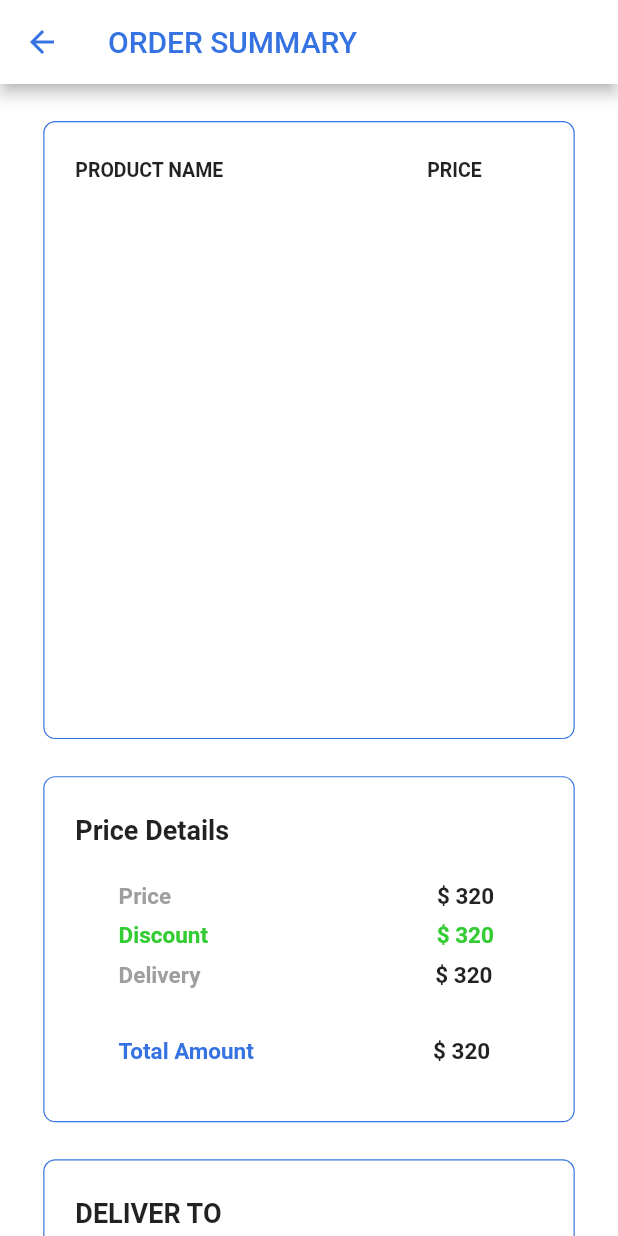
After one commit to SinjinxJohn/Expresso, a Flutter app: the OrderSum screen opened by its route, on a phone screen of 412 x 824 dp. The commit adds this screen. Run offline on Flutter 3.47's test engine with Material 2 defaults, Android fonts, the phone set to English and light mode, and no system bars; our stand-ins replace get, smooth_page_indicator.

Commit message:
added delivery summary page

```diff
--- a/expresso/lib/homescreens/homepage.dart
+++ b/expresso/lib/homescreens/homepage.dart
@@ -16,21 +16,17 @@ class _HomePageState extends State<HomePage> {
     return SafeArea(
       child: Scaffold(
         appBar: AppBar(
-          iconTheme:const IconThemeData(
-            color: Color.fromRGBO(54, 115, 226, 1)
-          ),
-
+          iconTheme:
+              const IconThemeData(color: Color.fromRGBO(54, 115, 226, 1)),
           backgroundColor: Colors.white,
           actions: [
             Padding(
-              padding:  const EdgeInsets.only(right:7),
+              padding: const EdgeInsets.only(right: 7),
               child: GestureDetector(
-                onTap: (){
+                onTap: () {
                   Navigator.pushNamed(context, '/profile');
-
                 },
                 child: Image.asset(
-
                   "assets/account.png",
                   height: 33.67,
                   width: 33.67,
@@ -42,23 +38,20 @@ class _HomePageState extends State<HomePage> {
         ),
         drawer: Drawer(
             backgroundColor: kPrimaryColor,
-
             child: ListView(
 
                 // Important: Remove any padding from the ListView.
                 padding: EdgeInsets.zero,
-
                 children: [
                   DrawerHeader(
-                  decoration:const BoxDecoration(
+                    decoration: const BoxDecoration(
                       color: Color.fromRGBO(54, 115, 226, 1),
                     ),
                     child: Center(
-                    child:  Image.asset(
-
+                      child: Image.asset(
                         "assets/account.png",
-                          height: screenHeight*0.1,
-                          width: screenWidth*0.2,
+                        height: screenHeight * 0.1,
+                        width: screenWidth * 0.2,
                         color: Colors.white,
                       ),
                     ),
@@ -83,40 +76,54 @@ class _HomePageState extends State<HomePage> {
                   // ),
 
                   Padding(
-                  padding:  EdgeInsets.only(left:screenWidth*0.101),
+                    padding: EdgeInsets.only(left: screenWidth * 0.101),
                     child: ListTile(
-
-                    title: const Text('CONSUMER',style: TextStyle(fontSize: 20,fontWeight: FontWeight.w700,color: kButtonTextColor),),
+                      title: const Text(
+                        'CONSUMER',
+                        style: TextStyle(
+                            fontSize: 20,
+                            fontWeight: FontWeight.w700,
+                            color: kButtonTextColor),
+                      ),
                       onTap: () {
                         Navigator.pop(context);
                       },
                     ),
                   ),
                   Padding(
-                  padding:  EdgeInsets.only(left:screenWidth*0.101),
+                    padding: EdgeInsets.only(left: screenWidth * 0.101),
                     child: ListTile(
-
-                    title: const Text('SHIPPER',style: TextStyle(fontSize: 20,fontWeight: FontWeight.w700,color: kButtonTextColor)),
+                      title: const Text('SHIPPER',
+                          style: TextStyle(
+                              fontSize: 20,
+                              fontWeight: FontWeight.w700,
+                              color: kButtonTextColor)),
                       onTap: () {
                         Navigator.pop(context);
                       },
                     ),
                   ),
                   Padding(
-                  padding:  EdgeInsets.only(left:screenWidth*0.101),
+                    padding: EdgeInsets.only(left: screenWidth * 0.101),
                     child: ListTile(
-
-                    title: const Text('ABOUT',style: TextStyle(fontSize: 20,fontWeight: FontWeight.w700,color: kButtonTextColor)),
+                      title: const Text('ABOUT',
+                          style: TextStyle(
+                              fontSize: 20,
+                              fontWeight: FontWeight.w700,
+                              color: kButtonTextColor)),
                       onTap: () {
                         Navigator.pop(context);
                       },
                     ),
                   ),
                   Padding(
-                  padding:  EdgeInsets.only(left:screenWidth*0.101),
+                    padding: EdgeInsets.only(left: screenWidth * 0.101),
                     child: ListTile(
-
-                    title: const Text('CONTACT US',style: TextStyle(fontSize: 20,fontWeight: FontWeight.w700,color: kButtonTextColor)),
+                      title: const Text('CONTACT US',
+                          style: TextStyle(
+                              fontSize: 20,
+                              fontWeight: FontWeight.w700,
+                              color: kButtonTextColor)),
                       onTap: () {
                         Navigator.pop(context);
                       },
@@ -151,23 +158,28 @@ class _HomePageState extends State<HomePage> {
             //     ),
             //   ],
             // ),
-            Padding(
+            GestureDetector(
+              onTap: () {
+                Navigator.pushNamed(context, "/ordersum");
+              },
+              child: Padding(
                 padding: EdgeInsets.only(
                     top: screenHeight * 0.03,
                     left: screenWidth * 0.07,
                     right: screenWidth * 0.07),
                 child: Container(
-                height: screenHeight * 0.8,
+                  height: screenHeight * 0.83,
                   width: screenWidth * 1.46,
                   decoration: BoxDecoration(
-                    border: Border.all(color: Colors.black, width: 0),
+                      border: Border.all(color: kPrimaryColor, width: 0.5),
                       borderRadius: BorderRadius.circular(8)),
                   child: Column(
                     crossAxisAlignment: CrossAxisAlignment.start,
                     children: [
                       Padding(
                         padding: EdgeInsets.only(
-                          left: screenWidth * 0.02, top: screenHeight * 0.009),
+                            left: screenWidth * 0.02,
+                            top: screenHeight * 0.009),
                         child: const Text(
                           "ORDER DETAILS",
                           style: TextStyle(
@@ -216,9 +228,7 @@ class _HomePageState extends State<HomePage> {
                             right: screenWidth * 0.08,
                             bottom: screenHeight * 0.019),
                         child: GestureDetector(
-                        onTap: () {
-
-                        },
+                          onTap: () {},
                           child: Container(
                             decoration: BoxDecoration(
                                 color: const Color.fromRGBO(54, 115, 226, 1),
@@ -240,6 +250,7 @@ class _HomePageState extends State<HomePage> {
                   ),
                 ),
               ),
+            ),
           ],
         ),
       ),
--- /dev/null
+++ b/expresso/lib/homescreens/ordersummary.dart
@@ -0,0 +1,374 @@
+import 'package:flutter/cupertino.dart';
+import 'package:flutter/material.dart';
+import 'package:flutter/src/widgets/framework.dart';
+import 'package:flutter/src/widgets/placeholder.dart';
+
+import '../config/palette.dart';
+
+class OrderSum extends StatefulWidget {
+  const OrderSum({super.key});
+
+  @override
+  State<OrderSum> createState() => _OrderSumState();
+}
+
+class _OrderSumState extends State<OrderSum> {
+  @override
+  Widget build(BuildContext context) {
+    double screenHeight = MediaQuery.of(context).size.height;
+    double screenWidth = MediaQuery.of(context).size.width;
+    return SafeArea(
+        child: Scaffold(
+            appBar: AppBar(
+              title: const Text(
+                "ORDER SUMMARY",
+                style: TextStyle(color: kPrimaryColor),
+              ),
+              iconTheme:
+                  const IconThemeData(color: Color.fromRGBO(54, 115, 226, 1)),
+              backgroundColor: Colors.white,
+            ),
+            body: SingleChildScrollView(
+                child: Column(
+                  crossAxisAlignment: CrossAxisAlignment.start,
+                  children: [
+              // Row(
+              //   children: [
+              //     Padding(
+              //       padding: EdgeInsets.only(
+              //           left: screenWidth * 0.027, top: screenHeight * 0.02),
+              //       child: IconButton(
+              //           onPressed: () {
+
+              //           },
+              //           icon: Image.asset(
+              //             "assets/menu.png",
+              //             color: kPrimaryColor,
+              //           )),
+              //     ),
+              //     Padding(
+              //       padding: EdgeInsets.only(
+              //           left: screenWidth * 0.70, top: screenHeight * 0.02),
+              //       child: IconButton(
+              //           onPressed: () {},
+              //           icon: Image.asset(
+              //             "assets/account.png",
+              //             color: kPrimaryColor,
+              //           )),
+              //     ),
+              //   ],
+              // ),
+              Padding(
+                padding: EdgeInsets.only(
+                    top: screenHeight * 0.03,
+                    left: screenWidth * 0.07,
+                    right: screenWidth * 0.07),
+                child: Container(
+                  height: screenHeight * 0.5,
+                  width: screenWidth * 1.46,
+                  decoration: BoxDecoration(
+                      border: Border.all(color: kPrimaryColor, width: 0.8),
+                      borderRadius: BorderRadius.circular(8)),
+                  child: Column(
+                    crossAxisAlignment: CrossAxisAlignment.start,
+                    children: [
+                      Row(
+                        children: [
+                          Padding(
+                            padding: EdgeInsets.only(
+                                left: screenWidth * 0.05,
+                                top: screenHeight * 0.03),
+                            child: const Text(
+                              "PRODUCT NAME",
+                              style: TextStyle(
+                                  fontSize: 13, fontWeight: FontWeight.w700),
+                            ),
+                          ),
+                          Padding(
+                            padding: EdgeInsets.only(
+                                left: screenWidth * 0.33,
+                                top: screenHeight * 0.03),
+                            child: const Text("PRICE",
+                                style: TextStyle(
+                                    fontSize: 13, fontWeight: FontWeight.w700)),
+                          )
+                        ],
+                      ),
+                      //add the product name and price here
+                    ],
+                  ),
+                ),
+              ),
+              Padding(
+                padding: EdgeInsets.only(
+                    top: screenHeight * 0.03,
+                    left: screenWidth * 0.07,
+                    right: screenWidth * 0.07),
+                child: Container(
+                  height: screenHeight * 0.28,
+                  width: screenWidth * 1.46,
+                  decoration: BoxDecoration(
+                      border: Border.all(color: kPrimaryColor, width: 0.8),
+                      borderRadius: BorderRadius.circular(8)),
+                  child: Column(
+                    crossAxisAlignment: CrossAxisAlignment.start,
+                    children: [
+                      Padding(
+                        padding: EdgeInsets.only(
+                            left: screenWidth * 0.05, top: screenHeight * 0.03),
+                        child: const Text(
+                          "Price Details",
+                          style: TextStyle(
+                              fontSize: 18, fontWeight: FontWeight.w700),
+                        ),
+                      ),
+                      Row(
+                        children: [
+                          Padding(
+                            padding: EdgeInsets.only(
+                                left: screenWidth * 0.12,
+                                top: screenHeight * 0.03),
+                            child: const Text(
+                              "Price",
+                              style: TextStyle(
+                                  color: Colors.grey,
+                                  fontSize: 15,
+                                  fontWeight: FontWeight.w700),
+                            ),
+                          ),
+                          Padding(
+                            padding: EdgeInsets.only(
+                                left: screenWidth * 0.43,
+                                top: screenHeight * 0.03),
+                            child: const Text("\$ 320",
+                                style: TextStyle(
+                                    fontSize: 15, fontWeight: FontWeight.w700)),
+                          )
+                        ],
+                      ),
+                      Row(
+                        children: [
+                          Padding(
+                            padding: EdgeInsets.only(
+                                left: screenWidth * 0.12,
+                                top: screenHeight * 0.01),
+                            child: const Text(
+                              "Discount",
+                              style: TextStyle(
+                                  color: kPriceColor,
+                                  fontSize: 15,
+                                  fontWeight: FontWeight.w700),
+                            ),
+                          ),
+                          Padding(
+                            padding: EdgeInsets.only(
+                                left: screenWidth * 0.37,
+                                top: screenHeight * 0.01),
+                            child: const Text("\$ 320",
+                                style: TextStyle(
+                                    color: kPriceColor,
+                                    fontSize: 15,
+                                    fontWeight: FontWeight.w700)),
+                          )
+                        ],
+                      ),
+                      Row(
+                        children: [
+                          Padding(
+                            padding: EdgeInsets.only(
+                                left: screenWidth * 0.12,
+                                top: screenHeight * 0.01),
+                            child: const Text(
+                              "Delivery",
+                              style: TextStyle(
+                                  color: Colors.grey,
+                                  fontSize: 15,
+                                  fontWeight: FontWeight.w700),
+                            ),
+                          ),
+                          Padding(
+                            padding: EdgeInsets.only(
+                                left: screenWidth * 0.38,
+                                top: screenHeight * 0.01),
+                            child: const Text("\$ 320",
+                                style: TextStyle(
+                                    fontSize: 15, fontWeight: FontWeight.w700)),
+                          )
+                        ],
+                      ),
+                      Row(
+                        children: [
+                          Padding(
+                            padding: EdgeInsets.only(
+                                left: screenWidth * 0.12,
+                                top: screenHeight * 0.04),
+                            child: const Text(
+                              "Total Amount",
+                              style: TextStyle(
+                                  color: kPrimaryColor,
+                                  fontSize: 15,
+                                  fontWeight: FontWeight.w700),
+                            ),
+                          ),
+                          Padding(
+                            padding: EdgeInsets.only(
+                                left: screenWidth * 0.29,
+                                top: screenHeight * 0.04),
+                            child: const Text("\$ 320",
+                                style: TextStyle(
+                                    fontSize: 15, fontWeight: FontWeight.w700)),
+                          )
+                        ],
+                      ),
+                      //add the product name and price here
+                    ],
+                  ),
+                ),
+              ),
+              Padding(
+                padding: EdgeInsets.only(
+                    top: screenHeight * 0.03,
+                    left: screenWidth * 0.07,
+                    right: screenWidth * 0.07),
+                child: Container(
+                  height: screenHeight * 0.23,
+                  width: screenWidth * 1.46,
+                  decoration: BoxDecoration(
+                      border: Border.all(color: kPrimaryColor, width: 0.8),
+                      borderRadius: BorderRadius.circular(8)),
+                  child: Column(
+                    crossAxisAlignment: CrossAxisAlignment.start,
+                    children: [
+                      Padding(
+                        padding: EdgeInsets.only(
+                            left: screenWidth * 0.05, top: screenHeight * 0.03),
+                        child: const Text(
+                          "DELIVER TO",
+                          style: TextStyle(
+                              fontSize: 18, fontWeight: FontWeight.w700),
+                        ),
+                      ),
+                      Padding(
+                        padding: EdgeInsets.only(
+                            left: screenWidth * 0.05, top: screenHeight * 0.03),
+                        child: const Text(
+                          "Shaurya Sharma",
+                          style: TextStyle(
+                              // color: Colors.grey,
+                              fontSize: 18,
+                              fontWeight: FontWeight.w700),
+                        ),
+                      ),
+
+                      // Row(
+                      //   children: [
+                      //     Padding(
+                      //       padding: EdgeInsets.only(
+                      //           left: screenWidth * 0.12,
+                      //           top: screenHeight * 0.01),
+                      //       child: const Text(
+                      //         "Discount",
+                      //         style: TextStyle(
+                      //           color: kPriceColor,
+                      //             fontSize: 15, fontWeight: FontWeight.w700),
+                      //       ),
+                      //     ),
+                      //     Padding(
+                      //       padding: EdgeInsets.only(
+                      //           left: screenWidth * 0.37,
+                      //           top: screenHeight * 0.01),
+                      //       child: const Text("\$ 320",
+                      //           style: TextStyle(
+                      //             color: kPriceColor,
+                      //               fontSize: 15, fontWeight: FontWeight.w700)),
+                      //     )
+                      //   ],
+                      // ),
+                      Padding(
+                        padding: EdgeInsets.only(
+                            left: screenWidth * 0.05, top: screenHeight * 0.01),
+                        child: const Text(
+                          "+91-xxxxxxxx",
+                          style: TextStyle(
+                              // color: Colors.grey,
+                              fontSize: 18,
+                              fontWeight: FontWeight.w700),
+                        ),
+                      ),
+                      // Padding(
+                      //   padding: EdgeInsets.only(
+                      //       left: screenWidth * 0.38,
+                      //       top: screenHeight * 0.01),
+                      //   child: const Text("\$ 320",
+                      //       style: TextStyle(
+                      //           fontSize: 15, fontWeight: FontWeight.w700)),
+                      // ),
+                      Row(
+                        children: [
+                          Padding(
+                            padding: EdgeInsets.only(
+                                left: screenWidth * 0.05,
+                                top: screenHeight * 0.04),
+                            child: const Text(
+                              "BLOCK F",
+                              style: TextStyle(
+                                  color: kPrimaryColor,
+                                  fontSize: 18,
+                                  fontWeight: FontWeight.w700),
+                            ),
+                          ),
+                          Padding(
+                            padding: EdgeInsets.only(
+                                left: screenWidth * 0.09,
+                                top: screenHeight * 0.04),
+                            child: const Text("ROOM NO 315",
+                                style: TextStyle(
+                                    color: kPrimaryColor,
+                                    fontSize: 18,
+                                    fontWeight: FontWeight.w700)),
+                          )
+                        ],
+                      ),
+                    ],
+                  ),
+                ),
+              ),
+              Padding(
+                padding: EdgeInsets.only(
+                    left: screenWidth * 0.1,
+                    top: screenHeight * 0.02),
+                child: const Text(
+                  "DELIVERY INSTRUCTIONS",
+                  style: TextStyle(fontSize: 13, fontWeight: FontWeight.w700),
+                ),
+              ),
+              //add the instructions here
+              Padding(
+                padding: EdgeInsets.only(
+                    top: screenHeight * 0.15,
+                    left: screenWidth * 0.08,
+                    right: screenWidth * 0.08,
+                    bottom: screenHeight * 0.019),
+                child: GestureDetector(
+                  onTap: () {},
+                  child: Container(
+                    decoration: BoxDecoration(
+                        color: const Color.fromRGBO(54, 115, 226, 1),
+                        borderRadius: BorderRadius.circular(5)),
+                    height: screenHeight * 0.05,
+                    width: screenWidth * 0.84,
+                    child: const Center(
+                        child: Text(
+                      "PLACE ORDER",
+                      style: TextStyle(
+                          color: Colors.white,
+                          fontSize: 15,
+                          fontWeight: FontWeight.w700),
+                    )),
+                  ),
+                ),
+              ),
+            ]))));
+    ;
+  }
+}
--- a/expresso/lib/main.dart
+++ b/expresso/lib/main.dart
@@ -2,11 +2,13 @@ import 'package:expresso/details_reg.dart';
 import 'package:expresso/dob.dart';
 import 'package:expresso/finallogin.dart';
 import 'package:expresso/homescreens/homepage.dart';
+import 'package:expresso/homescreens/ordersummary.dart';
 import 'package:expresso/homescreens/profile.dart';
 import 'package:expresso/loginPage.dart';
 import 'package:expresso/pageview.dart';
 import 'package:expresso/register.dart';
 import 'package:expresso/register_ver.dart';
+import 'package:flutter/foundation.dart';
 import 'package:flutter/material.dart';
 import 'package:get/get_core/src/get_main.dart';
 
@@ -25,23 +27,18 @@ class MyApp extends StatelessWidget {
       debugShowCheckedModeBanner: false,
       initialRoute: '/',
       routes: {
-        '/':(context)=>const LoginPage(),
-        '/signup':(context)=>const Register(),
-        '/signup_verif':(context)=>const Verification(),
-        '/details_verif':(context)=>const DetailsVerif(),
-        '/dob':(context)=>const DOB(),
-        '/finallog':(context)=>const FinalLog(),
-        '/pageview':(context)=>const Pageview(),
-        '/homepage':(context)=>const HomePage(),
-        '/profile':(context) => const Profile()
+        '/': (context) => const LoginPage(),
+        '/signup': (context) => const Register(),
+        '/signup_verif': (context) => const Verification(),
+        '/details_verif': (context) => const DetailsVerif(),
+        '/dob': (context) => const DOB(),
+        '/finallog': (context) => const FinalLog(),
+        '/pageview': (context) => const Pageview(),
+        '/homepage': (context) => const HomePage(),
+        '/profile': (context) => const Profile(),
+        '/ordersum': (context) => const OrderSum(),
       },
-
-
-      theme: ThemeData(
-
-        scaffoldBackgroundColor: Colors.white
-      ),
-
+      theme: ThemeData(scaffoldBackgroundColor: Colors.white),
     );
   }
 }
```
Also changed, not shown: expresso/lib/config/palette.dart (line endings or trailing spaces). Lines whose indentation alone changed are shown as unchanged.
